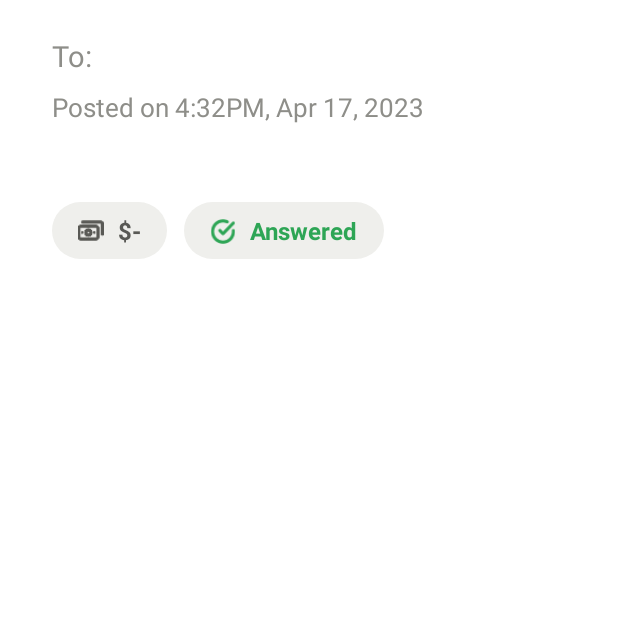
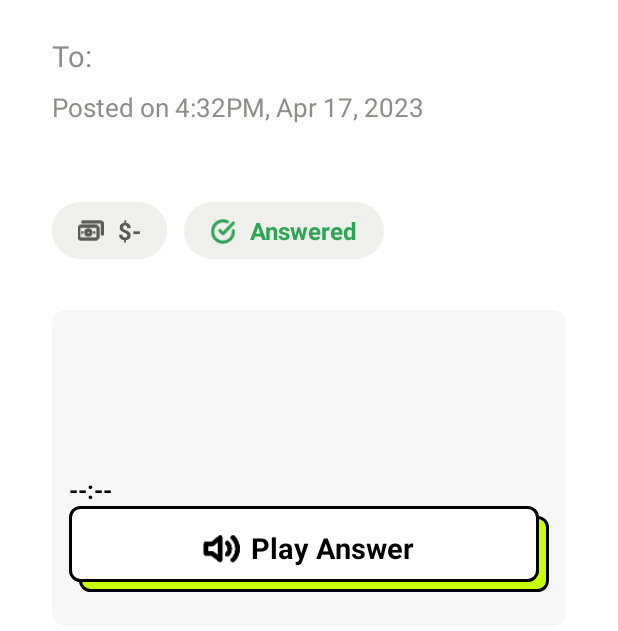
Before and after one commit to donut-fans/openask-android, an Android app: the layout item_asks.xml on its own in the app's theme, with its tools: preview values and no code run, on a phone screen of 412 x 824 dp. Shown: the top 631 px of the screen. Run offline under Robolectric (Android 15) with nearby library versions, the light colour scheme and no system bars.

Commit message:
完善代码。

```diff
--- a/app/src/main/java/fans/openask/ui/adapter/AsksAdapter.kt
+++ b/app/src/main/java/fans/openask/ui/adapter/AsksAdapter.kt
@@ -96,7 +96,7 @@ class AsksAdapter(list: MutableList<AsksModel>) : Adapter<AsksAdapter.ViewHolder
 				holder.binding.tvTimeDuration.text = String.format("%02d:%02d", minutes, seconds)
 			}
 
-			holder.binding.ivPlay.setOnClickListener { onItemPlayClickListener?.onItemClick(position) }
+			holder.binding.layoutPlay.setOnClickListener { onItemPlayClickListener?.onItemClick(position) }
 		}
 
 	}
--- /dev/null
+++ b/app/src/main/res/drawable/sel_btn_wihte.xml
@@ -0,0 +1,7 @@
+<?xml version="1.0" encoding="utf-8"?>
+<selector xmlns:android="http://schemas.android.com/apk/res/android">
+
+    <item android:state_pressed="true" android:drawable="@drawable/shape_btn_white"/>
+    <item android:state_pressed="false" android:drawable="@drawable/shape_btn_whiteblue"/>
+
+</selector>
--- /dev/null
+++ b/app/src/main/res/drawable/shape_btn_white.xml
@@ -0,0 +1,11 @@
+<?xml version="1.0" encoding="utf-8"?>
+<layer-list xmlns:android="http://schemas.android.com/apk/res/android">
+    <!-- 上部白色按钮 -->
+    <item android:left="@dimen/sw_6dp" android:top="@dimen/sw_6dp">
+        <shape android:shape="rectangle">
+            <solid android:color="#FFFFFF" />
+            <corners android:radius="@dimen/sw_6dp"/>
+            <stroke android:width="@dimen/sw_2dp" android:color="@color/black"/>
+        </shape>
+    </item>
+</layer-list>
--- /dev/null
+++ b/app/src/main/res/drawable/shape_btn_whiteblue.xml
@@ -0,0 +1,19 @@
+<?xml version="1.0" encoding="utf-8"?>
+<layer-list xmlns:android="http://schemas.android.com/apk/res/android">
+<!-- 底部绿色按钮 -->
+<item android:left="@dimen/sw_6dp" android:top="@dimen/sw_6dp">
+    <shape android:shape="rectangle">
+        <solid android:color="#CAFE07" />
+        <corners android:radius="@dimen/sw_6dp"/>
+        <stroke android:width="@dimen/sw_2dp" android:color="@color/black"/>
+    </shape>
+</item>
+<!-- 上部白色按钮 -->
+<item android:bottom="@dimen/sw_6dp" android:right="@dimen/sw_6dp">
+    <shape android:shape="rectangle">
+        <solid android:color="#FFFFFF" />
+        <corners android:radius="@dimen/sw_6dp"/>
+        <stroke android:width="@dimen/sw_2dp" android:color="@color/black"/>
+    </shape>
+</item>
+</layer-list>
--- a/app/src/main/res/layout/item_asks.xml
+++ b/app/src/main/res/layout/item_asks.xml
@@ -156,7 +156,6 @@
             android:layout_marginStart="@dimen/sw_15dp"
             android:layout_marginTop="@dimen/sw_20dp"
             android:layout_marginEnd="@dimen/sw_15dp"
-            android:visibility="gone"
             android:background="@drawable/shape_solid_f7f7f7_8dp"
             app:layout_constraintBottom_toBottomOf="parent"
             app:layout_constraintEnd_toEndOf="parent"
@@ -208,25 +207,53 @@
                 app:layout_constraintStart_toStartOf="@id/iv_avator_2"
                 app:layout_constraintTop_toBottomOf="@id/iv_avator_2" />
 
-            <ImageView
-                android:id="@+id/iv_play"
+            <androidx.constraintlayout.widget.ConstraintLayout
+                android:id="@+id/layout_play"
                 android:layout_width="@dimen/sw_280dp"
                 android:layout_height="0dp"
                 android:layout_marginBottom="@dimen/sw_20dp"
-                android:src="@drawable/icon_btn_answer_play"
+                android:background="@drawable/sel_btn_wihte"
                 app:layout_constraintBottom_toBottomOf="parent"
                 app:layout_constraintDimensionRatio="903:162"
                 app:layout_constraintEnd_toEndOf="parent"
                 app:layout_constraintStart_toStartOf="parent"
-                app:layout_constraintTop_toBottomOf="@id/tv_time_duration" />
+                app:layout_constraintTop_toBottomOf="@id/tv_time_duration">
+
+                <ImageView
+                    android:id="@+id/iv_broadcast"
+                    android:layout_width="@dimen/sw_22dp"
+                    android:layout_height="@dimen/sw_22dp"
+                    android:src="@drawable/icon_broadcast"
+                    app:layout_constraintBottom_toBottomOf="parent"
+                    app:layout_constraintEnd_toStartOf="@id/tv_text"
+                    app:layout_constraintHorizontal_chainStyle="packed"
+                    app:layout_constraintStart_toStartOf="parent"
+                    app:layout_constraintTop_toTopOf="parent" />
+
+                <TextView
+                    android:id="@+id/tv_text"
+                    android:layout_width="wrap_content"
+                    android:layout_height="wrap_content"
+                    android:layout_marginStart="@dimen/sw_6dp"
+                    android:includeFontPadding="false"
+                    android:text="Play Answer"
+                    android:textColor="@color/black"
+                    android:textSize="@dimen/sw_17dp"
+                    android:textStyle="bold"
+                    app:layout_constraintBottom_toBottomOf="parent"
+                    app:layout_constraintEnd_toEndOf="parent"
+                    app:layout_constraintStart_toEndOf="@id/iv_broadcast"
+                    app:layout_constraintTop_toTopOf="parent" />
+
+            </androidx.constraintlayout.widget.ConstraintLayout>
 
         </androidx.constraintlayout.widget.ConstraintLayout>
 
         <View
             android:layout_width="@dimen/sw_1dp"
             android:layout_height="@dimen/sw_10dp"
-            app:layout_constraintTop_toBottomOf="@+id/layout_answer"
-            app:layout_constraintStart_toStartOf="parent"/>
+            app:layout_constraintStart_toStartOf="parent"
+            app:layout_constraintTop_toBottomOf="@+id/layout_answer" />
 
     </androidx.constraintlayout.widget.ConstraintLayout>
 </layout>
```
Also changed, not shown: app/src/main/java/fans/openask/ui/fragment/AsksFragment.kt (+40 -13 lines), app/src/main/java/fans/openask/ui/fragment/EavesdropFragment.kt (+42 -1 lines), app/src/main/res/drawable-xxhdpi/icon_broadcast.png (added).
